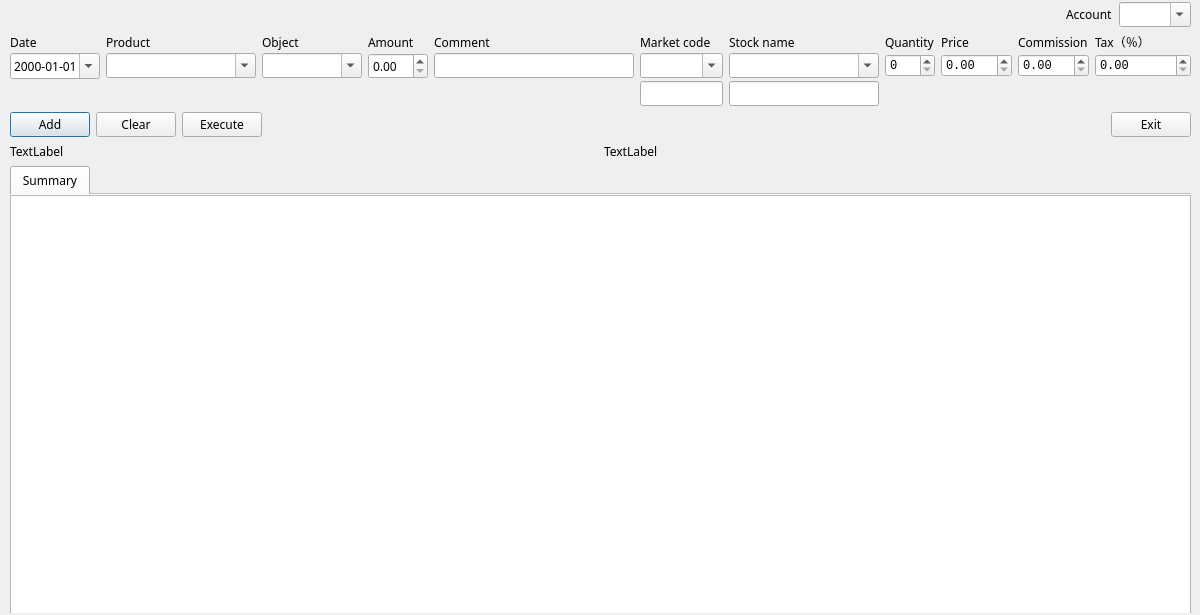
Old version of the form lisa.ui in the repository rockwolf/python.
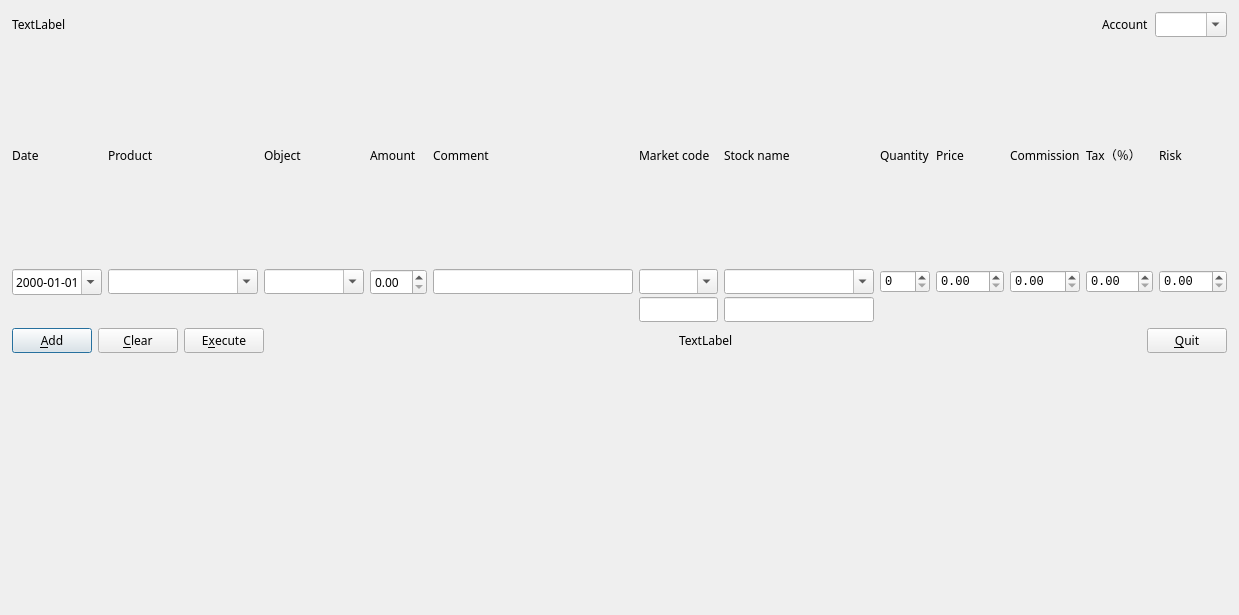
New version of the form.

Commit message: This is becoming an awesome app. Risk input added for trading only, tab order changed and currently redesigning the table component. The table is added and cleared like it should, but adding information does not seem to work yet... TODO: find out how to add a str_list as a row to the table with insertRow or something. The setmydata routine should contain the needed code, but why doesn't it work or what do I need to change?

Diff of the .ui file:
```diff
--- a/lisa.ui
+++ b/lisa.ui
@@ -9,7 +9,7 @@
    <rect>
     <x>0</x>
     <y>0</y>
-    <width>1200</width>
+    <width>1239</width>
     <height>615</height>
    </rect>
   </property>
@@ -39,19 +39,15 @@
   <property name="windowTitle">
    <string>LISA</string>
   </property>
-  <widget class="QWidget" name="layoutWidget">
-   <property name="geometry">
-    <rect>
-     <x>10</x>
-     <y>2</y>
-     <width>1181</width>
-     <height>611</height>
-    </rect>
-   </property>
-   <layout class="QGridLayout" name="gridLayout" rowstretch="0,0,0,0,0,0,0">
+  <layout class="QGridLayout" name="gridLayout">
+   <item row="0" column="0">
+    <layout class="QGridLayout" name="gl_main" rowstretch="0,0,0,0,10,100" columnstretch="0" rowminimumheight="0,0,0,0,0,250" columnminimumwidth="0">
     <property name="sizeConstraint">
      <enum>QLayout::SetDefaultConstraint</enum>
     </property>
+     <property name="margin">
+      <number>1</number>
+     </property>
     <property name="verticalSpacing">
      <number>6</number>
     </property>
@@ -60,7 +56,7 @@
       <property name="sizeConstraint">
        <enum>QLayout::SetFixedSize</enum>
       </property>
-      <item row="0" column="2">
+       <item row="0" column="5">
        <widget class="QComboBox" name="cmb_account">
         <property name="inputMethodHints">
          <set>Qt::ImhLowercaseOnly</set>
@@ -70,7 +66,7 @@
         </property>
        </widget>
       </item>
-      <item row="0" column="0">
+       <item row="0" column="3">
        <spacer name="horizontalSpacer_3">
         <property name="orientation">
          <enum>Qt::Horizontal</enum>
@@ -83,13 +79,25 @@
         </property>
        </spacer>
       </item>
-      <item row="0" column="1">
+       <item row="0" column="4">
        <widget class="QLabel" name="lbl_account">
         <property name="text">
          <string>Account</string>
         </property>
        </widget>
       </item>
+       <item row="0" column="0">
+        <widget class="QLabel" name="lbl_infofinance">
+         <property name="font">
+          <font>
+           <family>Envy Code R</family>
+          </font>
+         </property>
+         <property name="text">
+          <string>TextLabel</string>
+         </property>
+        </widget>
+       </item>
      </layout>
     </item>
     <item row="4" column="0">
@@ -102,7 +110,7 @@
          </font>
         </property>
         <property name="text">
-         <string>Add</string>
+          <string>&amp;Add</string>
         </property>
        </widget>
       </item>
@@ -114,7 +122,7 @@
          </font>
         </property>
         <property name="text">
-         <string>Clear</string>
+          <string>&amp;Clear</string>
         </property>
        </widget>
       </item>
@@ -126,7 +134,32 @@
          </font>
         </property>
         <property name="text">
-         <string>Execute</string>
+          <string>E&amp;xecute</string>
+         </property>
+        </widget>
+       </item>
+       <item>
+        <spacer name="horizontalSpacer">
+         <property name="orientation">
+          <enum>Qt::Horizontal</enum>
+         </property>
+         <property name="sizeHint" stdset="0">
+          <size>
+           <width>40</width>
+           <height>20</height>
+          </size>
+         </property>
+        </spacer>
+       </item>
+       <item>
+        <widget class="QLabel" name="lbl_infodetails">
+         <property name="font">
+          <font>
+           <family>Envy Code R</family>
+          </font>
+         </property>
+         <property name="text">
+          <string>TextLabel</string>
         </property>
        </widget>
       </item>
@@ -151,106 +184,14 @@
          </font>
         </property>
         <property name="text">
-         <string>Exit</string>
-        </property>
-       </widget>
-      </item>
-     </layout>
-    </item>
-    <item row="6" column="0">
-     <layout class="QVBoxLayout" name="verticalLayout_2">
-      <item>
-       <widget class="QTabWidget" name="tab_details">
-        <property name="font">
-         <font>
-          <family>Envy Code R</family>
-         </font>
-        </property>
-        <property name="tabPosition">
-         <enum>QTabWidget::North</enum>
-        </property>
-        <property name="tabShape">
-         <enum>QTabWidget::Rounded</enum>
-        </property>
-        <property name="currentIndex">
-         <number>0</number>
-        </property>
-        <property name="elideMode">
-         <enum>Qt::ElideNone</enum>
-        </property>
-        <property name="usesScrollButtons">
-         <bool>true</bool>
-        </property>
-        <property name="documentMode">
-         <bool>true</bool>
-        </property>
-        <widget class="QWidget" name="tab_page_summary">
-         <attribute name="title">
-          <string>Summary</string>
-         </attribute>
-         <widget class="QWidget" name="layoutWidget">
-          <property name="geometry">
-           <rect>
-            <x>0</x>
-            <y>0</y>
-            <width>1181</width>
-            <height>421</height>
-           </rect>
-          </property>
-          <layout class="QGridLayout" name="glo_summary">
-           <property name="sizeConstraint">
-            <enum>QLayout::SetDefaultConstraint</enum>
-           </property>
-           <item row="0" column="0">
-            <widget class="QTableWidget" name="tbl_summary">
-             <property name="sizePolicy">
-              <sizepolicy hsizetype="Minimum" vsizetype="Expanding">
-               <horstretch>0</horstretch>
-               <verstretch>0</verstretch>
-              </sizepolicy>
-             </property>
-            </widget>
-           </item>
-          </layout>
-         </widget>
-        </widget>
-       </widget>
-      </item>
-     </layout>
-    </item>
-    <item row="5" column="0">
-     <layout class="QHBoxLayout" name="horizontalLayout" stretch="0,0">
-      <property name="sizeConstraint">
-       <enum>QLayout::SetFixedSize</enum>
-      </property>
-      <item>
-       <widget class="QLabel" name="lbl_infofinance">
-        <property name="font">
-         <font>
-          <family>Envy Code R</family>
-         </font>
-        </property>
-        <property name="text">
-         <string>TextLabel</string>
-        </property>
-       </widget>
-      </item>
-      <item>
-       <widget class="QLabel" name="lbl_infodetails">
-        <property name="font">
-         <font>
-          <family>Envy Code R</family>
-         </font>
-        </property>
-        <property name="text">
-         <string>TextLabel</string>
+          <string>&amp;Quit</string>
         </property>
        </widget>
       </item>
      </layout>
     </item>
     <item row="2" column="0">
-     <layout class="QGridLayout" name="gridLayout_4" columnstretch="0,0,0,0,0,0,0,0,0,0,0,0,0,0,0">
+      <layout class="QGridLayout" name="gridLayout_4" columnstretch="0,0,0,0,0,0,0,0,0,0,0,0,0,0,0,0">
       <property name="sizeConstraint">
        <enum>QLayout::SetDefaultConstraint</enum>
       </property>
@@ -522,6 +463,12 @@
       </item>
       <item row="1" column="14">
        <widget class="QDoubleSpinBox" name="spn_tax">
+         <property name="minimumSize">
+          <size>
+           <width>10</width>
+           <height>0</height>
+          </size>
+         </property>
         <property name="font">
          <font>
           <family>Liberation Mono</family>
@@ -535,10 +482,46 @@
         </property>
        </widget>
       </item>
-     </layout>
-    </item>
-   </layout>
-  </widget>
+       <item row="1" column="15">
+        <widget class="QDoubleSpinBox" name="spn_risk">
+         <property name="minimumSize">
+          <size>
+           <width>10</width>
+           <height>0</height>
+          </size>
+         </property>
+         <property name="font">
+          <font>
+           <family>Liberation Mono</family>
+          </font>
+         </property>
+         <property name="locale">
+          <locale language="C" country="AnyCountry"/>
+         </property>
+         <property name="maximum">
+          <double>999999.989999999990687</double>
+         </property>
+        </widget>
+       </item>
+       <item row="0" column="15">
+        <widget class="QLabel" name="lbl_risk">
+         <property name="text">
+          <string>Risk</string>
+         </property>
+        </widget>
+       </item>
+      </layout>
+     </item>
+     <item row="5" column="0">
+      <layout class="QVBoxLayout" name="vl_table" stretch="">
+       <property name="sizeConstraint">
+        <enum>QLayout::SetFixedSize</enum>
+       </property>
+      </layout>
+     </item>
+    </layout>
+   </item>
+  </layout>
  </widget>
  <tabstops>
   <tabstop>cmb_account</tabstop>
```
Left out of the diff: 13 changed lines with no effect on the pictures. Lines whose indentation alone changed are shown as unchanged. The commit also changes 5 other files.
